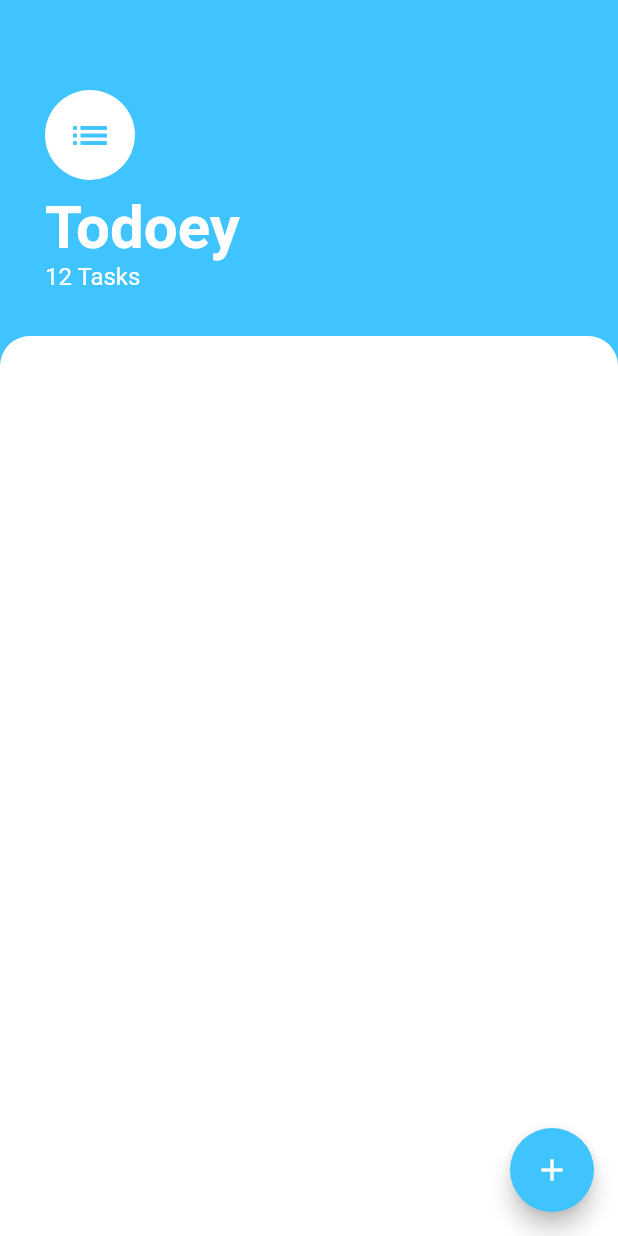
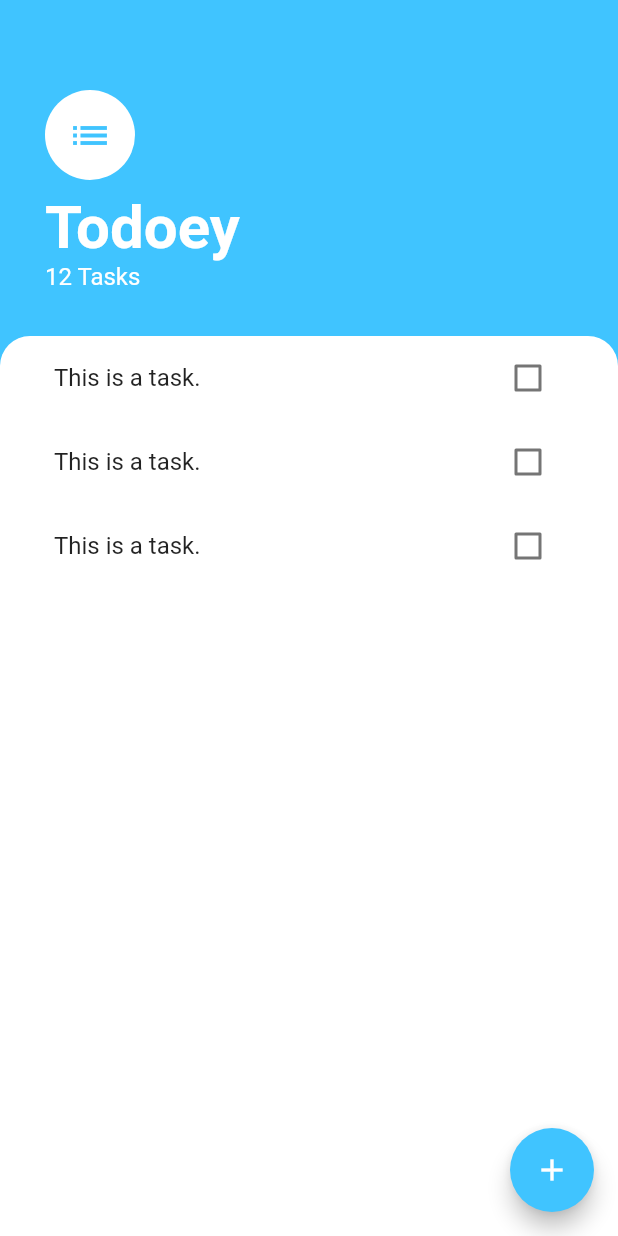
Before and after one commit to ffranzim/todoey, a Flutter app: the screen it shows after launch, on a phone screen of 412 x 824 dp. Run offline on Flutter 3.47's test engine with Material 2 defaults, Android fonts, the phone set to English and light mode, and no system bars.

Commit message:
Secao 16 - Aula 211

```diff
--- /dev/null
+++ b/lib/screen/task_list.dart
@@ -0,0 +1,15 @@
+import 'package:flutter/material.dart';
+import 'package:todoey_flutter/widgets/task_tile.dart';
+
+class TaskList extends StatelessWidget {
+  @override
+  Widget build(BuildContext context) {
+    return ListView(
+      children: [
+        TaskTile(),
+        TaskTile(),
+        TaskTile(),
+      ],
+    );
+  }
+}
--- a/lib/screen/task_screen.dart
+++ b/lib/screen/task_screen.dart
@@ -1,4 +1,5 @@
 import 'package:flutter/material.dart';
+import 'package:todoey_flutter/screen/task_list.dart';
 
 class TaskScreen extends StatelessWidget {
   @override
@@ -6,6 +7,9 @@ class TaskScreen extends StatelessWidget {
     return Scaffold(
       backgroundColor: Colors.lightBlueAccent,
       floatingActionButton: FloatingActionButton(
+        onPressed: () {
+          print('onPressed');
+        },
         backgroundColor: Colors.lightBlueAccent,
         child: Icon(Icons.add),
       ),
@@ -49,13 +53,14 @@ class TaskScreen extends StatelessWidget {
           ),
           Expanded(
             child: Container(
+                padding: EdgeInsets.symmetric(horizontal: 20.0),
                 decoration: BoxDecoration(
                   color: Colors.white,
                   borderRadius: BorderRadius.only(
                       topLeft: Radius.circular(20.0),
                       topRight: Radius.circular(20.0)),
                 ),
-            ),
+                child: TaskList()),
           )
         ],
       ),
--- /dev/null
+++ b/lib/widgets/task_tile.dart
@@ -0,0 +1,16 @@
+import 'package:flutter/material.dart';
+
+class TaskTile extends StatelessWidget {
+  @override
+  Widget build(BuildContext context) {
+    return ListTile(
+      title: Text('This is a task.'),
+      trailing: Checkbox(
+        onChanged: (bool) {
+          print('bool:' + bool.toString());
+        },
+        value: false,
+      ),
+    );
+  }
+}
```
Lines whose indentation alone changed are shown as unchanged.
